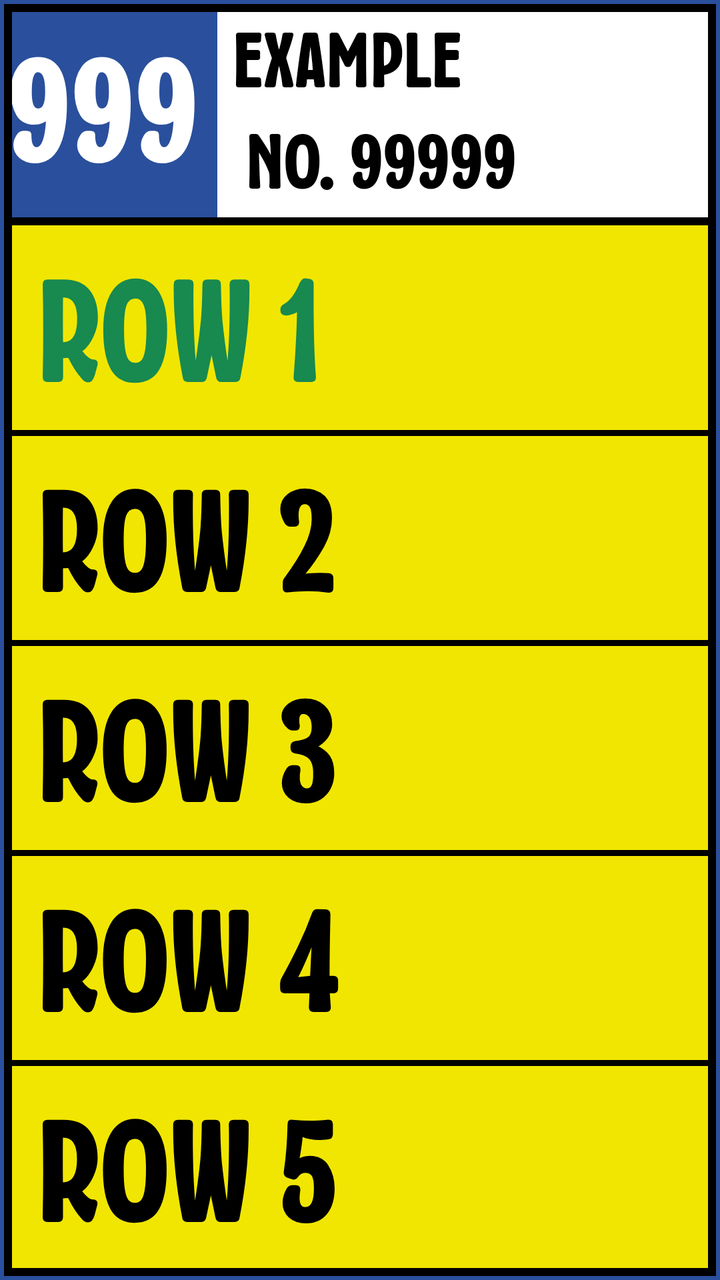
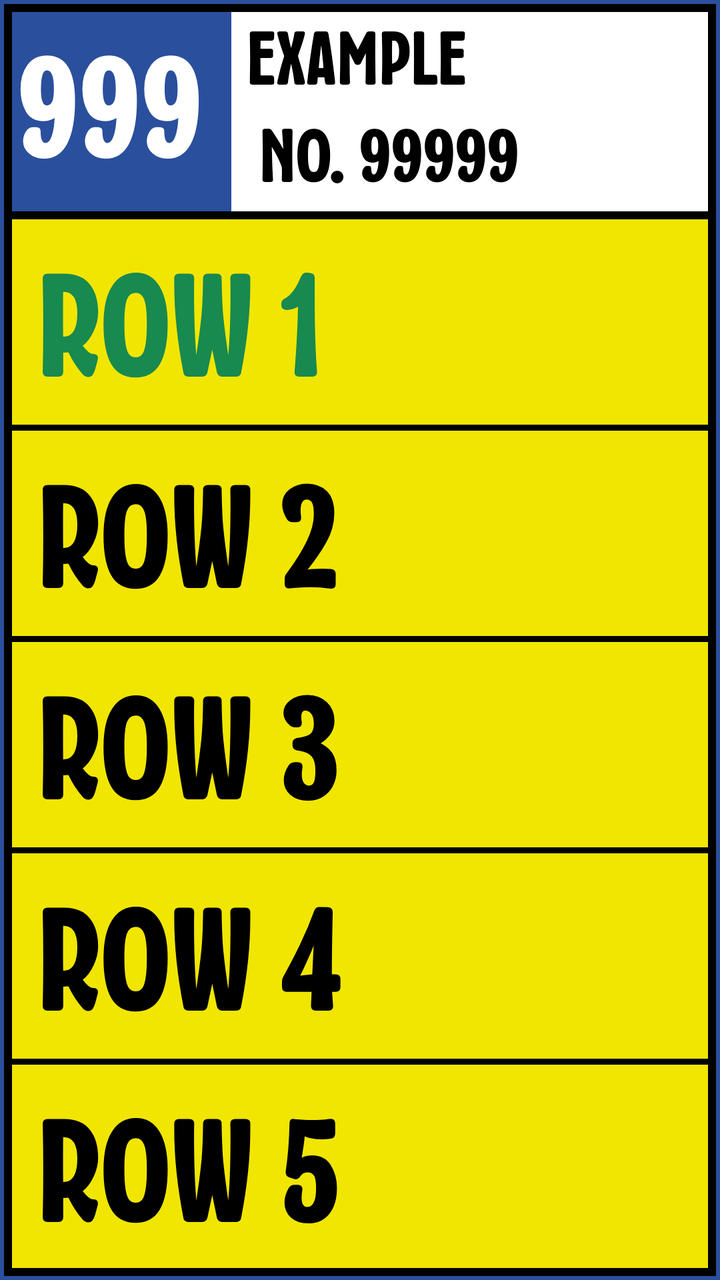

The first picture is an Android layout as it rendered before a commit; the second is the same layout after the commit. The layout source and the unified diff follow.
<!-- AndroidManifest.xml: application theme Theme.Lines -->
<!-- res/layout/sign.xml -->
<?xml version="1.0" encoding="utf-8"?>
<androidx.constraintlayout.widget.ConstraintLayout xmlns:android="http://schemas.android.com/apk/res/android"
    android:layout_width="match_parent"
    android:layout_height="450dp"
    android:id="@+id/sign"
    android:padding="2dp"
    xmlns:app="http://schemas.android.com/apk/res-auto">

    <TextView
        android:id="@+id/blueSquare"
        android:layout_width="0dp"
        android:layout_height="0dp"
        android:background="?attr/signCardSecond"
        android:text="@string/_999"
        android:textAllCaps="true"
        android:textStyle="bold"
        android:textAlignment="center"
        android:autoSizeTextType="uniform"
        android:textColor="?attr/signCardTextSquare"
        android:fontFamily="?attr/signFontFamily"
        app:layout_constraintDimensionRatio="1:1"
        app:layout_constraintStart_toStartOf="parent"
        app:layout_constraintTop_toTopOf="parent"
        app:layout_constraintEnd_toStartOf="@id/top_white"
        app:layout_constraintBottom_toTopOf="@id/dividerLine"
        app:layout_constraintHorizontal_weight="3"
        />

    <TextView
        android:id="@+id/top_white"
        android:background="?attr/signCardThird"
        android:layout_width="0dp"
        android:layout_height="0dp"
        android:text="@string/example_n_no_99999"
        android:textAllCaps="true"
        android:textStyle="bold"
        android:fontFamily="?attr/signFontFamily"
        android:autoSizeTextType="uniform"
        android:textColor="?attr/signCardText"
        android:paddingStart="7dp"
        android:paddingEnd="7dp"
        app:layout_constraintStart_toEndOf="@id/blueSquare"
        app:layout_constraintBottom_toBottomOf="@id/blueSquare"
        app:layout_constraintTop_toTopOf="parent"
        app:layout_constraintEnd_toEndOf="parent"
        app:layout_constraintHorizontal_weight="7"
        />

    <View
        android:id="@+id/dividerLine"
        android:layout_width="0dp"
        android:layout_height="4dp"
        android:background="#000000"
        app:layout_constraintStart_toStartOf="parent"
        app:layout_constraintEnd_toEndOf="parent"
        app:layout_constraintTop_toBottomOf="@+id/blueSquare" />

    <TextView
        android:id="@+id/row1"
        android:layout_width="0dp"
        android:layout_height="0dp"
        android:background="@drawable/row_with_line"
        android:gravity="center_vertical|start"
        android:paddingStart="15dp"
        android:paddingEnd="15dp"
        android:text="@string/row_1"
        android:textAllCaps="true"
        android:textStyle="bold"
        android:autoSizeTextType="uniform"
        android:textColor="?attr/signCardTextLine"
        android:fontFamily="?attr/signFontFamily"
        app:layout_constraintBottom_toTopOf="@+id/row2"
        app:layout_constraintEnd_toEndOf="parent"
        app:layout_constraintStart_toStartOf="parent"
        app:layout_constraintTop_toBottomOf="@+id/dividerLine"
        app:layout_constraintVertical_weight="1"
        />

    <TextView
        android:id="@+id/row2"
        android:layout_width="0dp"
        android:layout_height="0dp"
        android:background="@drawable/row_with_line"
        android:gravity="center_vertical|start"
        android:paddingStart="15dp"
        android:paddingEnd="15dp"
        android:text="@string/row_2"
        android:textAllCaps="true"
        android:textStyle="bold"
        android:autoSizeTextType="uniform"
        android:textColor="?attr/signCardText"
        android:fontFamily="?attr/signFontFamily"
        app:layout_constraintBottom_toTopOf="@+id/row3"
        app:layout_constraintEnd_toEndOf="parent"
        app:layout_constraintStart_toStartOf="parent"
        app:layout_constraintTop_toBottomOf="@+id/row1"
        app:layout_constraintVertical_weight="1"
        />

    <TextView
        android:id="@+id/row3"
        android:layout_width="0dp"
        android:layout_height="0dp"
        android:background="@drawable/row_with_line"
        android:gravity="center_vertical|start"
        android:paddingStart="15dp"
        android:paddingEnd="15dp"
        android:text="@string/row_3"
        android:textAllCaps="true"
        android:textStyle="bold"
        android:autoSizeTextType="uniform"
        android:textColor="?attr/signCardText"
        android:fontFamily="?attr/signFontFamily"
        app:layout_constraintBottom_toTopOf="@+id/row4"
        app:layout_constraintEnd_toEndOf="parent"
        app:layout_constraintStart_toStartOf="parent"
        app:layout_constraintTop_toBottomOf="@+id/row2"
        app:layout_constraintVertical_weight="1" />

    <TextView
        android:id="@+id/row4"
        android:layout_width="0dp"
        android:layout_height="0dp"
        android:background="@drawable/row_with_line"
        android:gravity="center_vertical|start"
        android:paddingStart="15dp"
        android:paddingEnd="15dp"
        android:text="@string/row_4"
        android:textColor="?attr/signCardText"
        android:textAllCaps="true"
        android:textStyle="bold"
        android:autoSizeTextType="uniform"
        android:fontFamily="?attr/signFontFamily"
        app:layout_constraintBottom_toTopOf="@+id/row5"
        app:layout_constraintEnd_toEndOf="parent"
        app:layout_constraintStart_toStartOf="parent"
        app:layout_constraintTop_toBottomOf="@+id/row3"
        app:layout_constraintVertical_weight="1" />

    <TextView
        android:id="@+id/row5"
        android:layout_width="0dp"
        android:layout_height="0dp"
        android:background="@drawable/row_with_line"
        android:gravity="center_vertical|start"
        android:paddingStart="15dp"
        android:paddingEnd="15dp"
        android:text="@string/row_5"
        android:textColor="?attr/signCardText"
        android:textAllCaps="true"
        android:textStyle="bold"
        android:autoSizeTextType="uniform"
        android:fontFamily="?attr/signFontFamily"
        app:layout_constraintBottom_toBottomOf="parent"
        app:layout_constraintEnd_toEndOf="parent"
        app:layout_constraintStart_toStartOf="parent"
        app:layout_constraintTop_toBottomOf="@+id/row4"
        app:layout_constraintVertical_weight="1" />

    <View
        android:layout_width="match_parent"
        android:layout_height="match_parent"
        android:background="@drawable/black_border" />
</androidx.constraintlayout.widget.ConstraintLayout>
<!-- resources referenced by this layout -->
<resources>
  <!-- drawable black_border (drawable) -->
  <?xml version="1.0" encoding="utf-8"?>
  <shape xmlns:android="http://schemas.android.com/apk/res/android"
      android:shape="rectangle">
  
      <stroke
          android:width="4dp"
          android:color="?attr/signCardText" />
  
      <solid android:color="@android:color/transparent" />
  
  </shape>
  <!-- drawable row_with_line (drawable) -->
  <?xml version="1.0" encoding="utf-8"?>
  <layer-list xmlns:android="http://schemas.android.com/apk/res/android">
  
      <item>
          <shape android:shape="rectangle">
              <solid android:color="?attr/signCardText" />
          </shape>
      </item>
  
      <item android:bottom="3dp"> <shape android:shape="rectangle">
          <solid android:color="?attr/signCardFirst" />
      </shape>
      </item>
  
  </layer-list>
  <string name="_999">999</string>
  <string name="example_n_no_99999">example \n no. 99999</string>
  <string name="row_1">row 1</string>
  <string name="row_2">row 2</string>
  <string name="row_3">row 3</string>
  <string name="row_4">row 4</string>
  <string name="row_5">row 5</string>
  <style name="Theme.Lines" parent="Theme.MaterialComponents.DayNight.NoActionBar">
          
          <item name="colorPrimary">@color/blue</item>
          <item name="android:windowBackground">@color/blue</item>
          <item name="signCardFirst">@color/yellow</item>
          <item name="signCardSecond">@color/blue</item>
          <item name="signCardThird">@color/white</item>
          <item name="signCardText">@color/black</item>
          <item name="signCardTextLine">@color/green</item>
          <item name="signCardTextSquare">@color/white</item>
  
          <item name="signFontFamily">@font/default_font</item>
      </style>
  <color name="blue">#FF2A4F9C</color>
  <color name="yellow">#FFF1E601</color>
  <color name="white">#FFFFFFFF</color>
  <color name="black">#FF000000</color>
  <color name="green">#FF18894F</color>
</resources>

<!-- the commit's change to res/layout/sign.xml (unified diff, before → after) -->
@@ -15,6 +15,8 @@
         android:textAllCaps="true"
         android:textStyle="bold"
         android:textAlignment="center"
+        android:layout_marginEnd="5dp"
+        android:layout_marginStart="5dp"
         android:autoSizeTextType="uniform"
         android:textColor="?attr/signCardTextSquare"
         android:fontFamily="?attr/signFontFamily"
